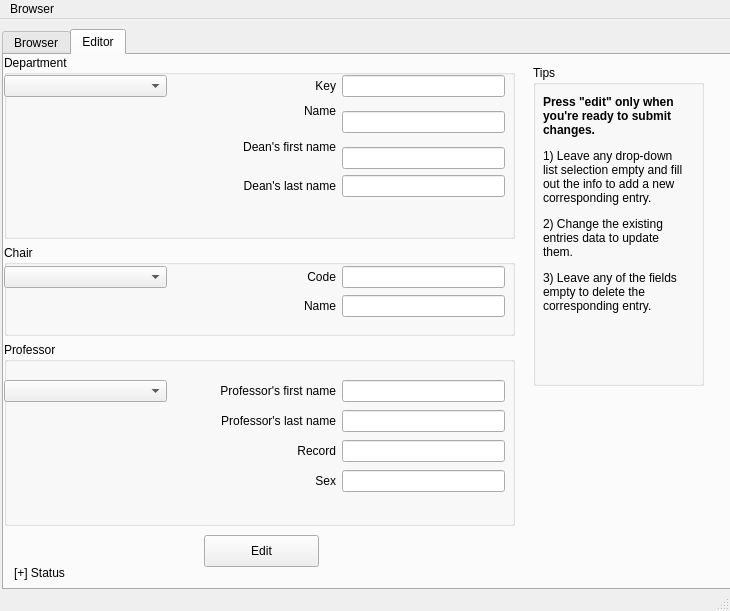
Before: the Qt Designer form database/mainwindow.ui in fineguy/db_project, drawn with Qt 5.
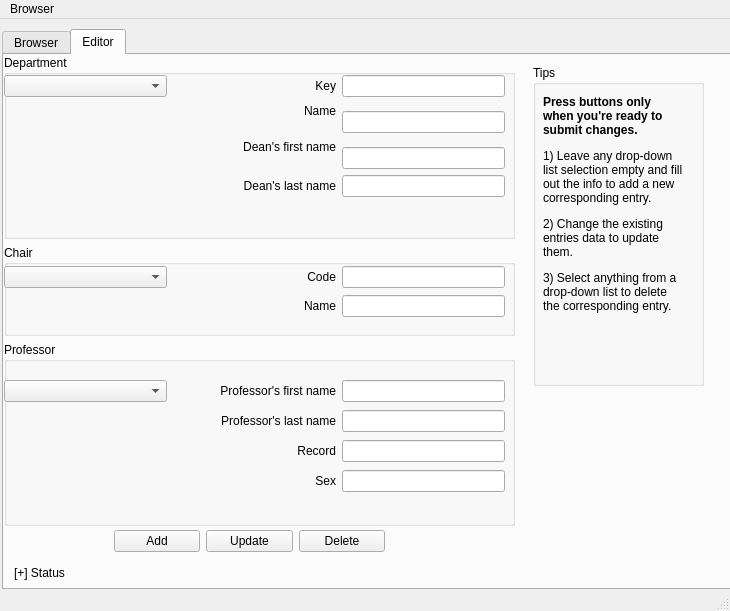
After: the same form once the commit is applied.

The edit to the form file:
```diff
--- a/database/mainwindow.ui
+++ b/database/mainwindow.ui
@@ -80,19 +80,6 @@
        <string>[+] Status</string>
       </property>
      </widget>
-     <widget class="QPushButton" name="editButton">
-      <property name="geometry">
-       <rect>
-        <x>200</x>
-        <y>480</y>
-        <width>115</width>
-        <height>32</height>
-       </rect>
-      </property>
-      <property name="text">
-       <string>Edit</string>
-      </property>
-     </widget>
      <widget class="QGroupBox" name="tipsGroupBox">
       <property name="geometry">
        <rect>
@@ -115,7 +102,7 @@
         </rect>
        </property>
        <property name="text">
-        <string>&lt;html&gt;&lt;head/&gt;&lt;body&gt;&lt;p&gt;&lt;span style=&quot; font-weight:600;&quot;&gt;Press &amp;quot;edit&amp;quot; only when you're ready to submit changes.&lt;/span&gt;&lt;/p&gt;&lt;p&gt;1) Leave any drop-down list selection empty and fill out the info to add a new corresponding entry.&lt;/p&gt;&lt;p&gt;2) Change the existing entries data to update them.&lt;/p&gt;&lt;p&gt;3) Leave any of the fields empty to delete the corresponding entry.&lt;/p&gt;&lt;/body&gt;&lt;/html&gt;</string>
+        <string>&lt;html&gt;&lt;head/&gt;&lt;body&gt;&lt;p&gt;&lt;span style=&quot; font-weight:600;&quot;&gt;Press buttons only when you're ready to submit changes.&lt;/span&gt;&lt;/p&gt;&lt;p&gt;1) Leave any drop-down list selection empty and fill out the info to add a new corresponding entry.&lt;/p&gt;&lt;p&gt;2) Change the existing entries data to update them.&lt;/p&gt;&lt;p&gt;3) Select anything from a drop-down list to delete the corresponding entry.&lt;/p&gt;&lt;/body&gt;&lt;/html&gt;</string>
        </property>
        <property name="textFormat">
         <enum>Qt::RichText</enum>
@@ -342,6 +329,39 @@
        </item>
       </layout>
      </widget>
+     <widget class="QWidget" name="">
+      <property name="geometry">
+       <rect>
+        <x>110</x>
+        <y>470</y>
+        <width>271</width>
+        <height>32</height>
+       </rect>
+      </property>
+      <layout class="QHBoxLayout" name="buttonsLayout" stretch="1,1,1">
+       <item>
+        <widget class="QPushButton" name="addButton">
+         <property name="text">
+          <string>Add</string>
+         </property>
+        </widget>
+       </item>
+       <item>
+        <widget class="QPushButton" name="editButton">
+         <property name="text">
+          <string>Update</string>
+         </property>
+        </widget>
+       </item>
+       <item>
+        <widget class="QPushButton" name="delButton">
+         <property name="text">
+          <string>Delete</string>
+         </property>
+        </widget>
+       </item>
+      </layout>
+     </widget>
     </widget>
    </widget>
   </widget>
```
